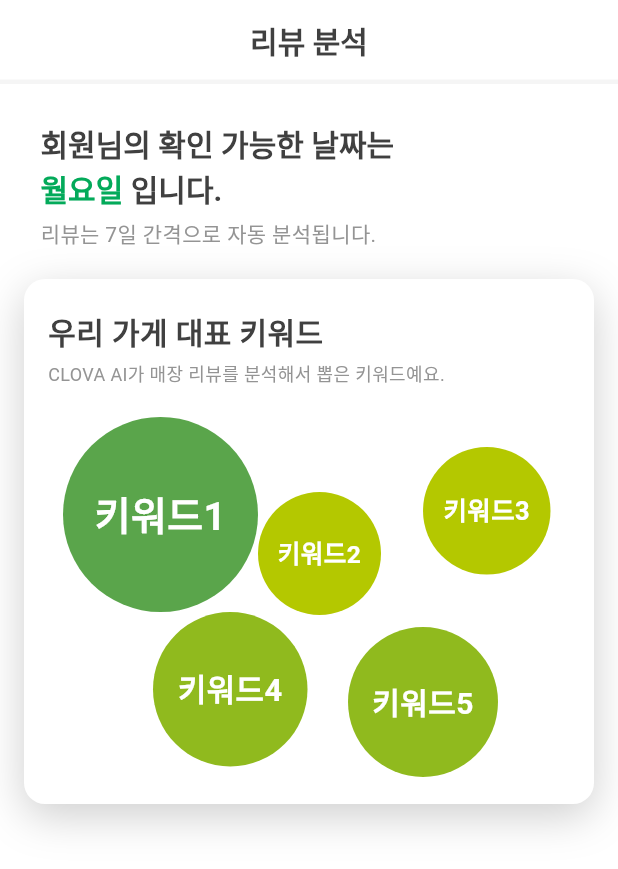
After one commit to NeighClova/Frontend, a Flutter app: the Review screen opened directly, on a phone screen of 412 x 824 dp. The commit adds this screen. Shown: the top 869 px of the screen. Run offline on Flutter 3.47's test engine with Material 3 defaults, Android fonts, the phone set to English and light mode, and no system bars; our stand-ins replace carousel_slider, fluttertoast, image_picker, smooth_page_indicator; Roboto replaces fonts that are missing (Pretendard); project files that could hold a hidden picture were left out.

Commit message:
feat: Add keyword (#9)

```diff
--- /dev/null
+++ b/lib/review.dart
@@ -0,0 +1,271 @@
+import 'package:flutter/material.dart';
+import 'package:flutter/widgets.dart';
+
+class Review extends StatefulWidget {
+	const Review({Key? key}) : super(key: key);
+
+  @override
+  State<Review> createState() => _ReviewState();
+}
+
+class _ReviewState extends State<Review> {
+  int daysNum = 0;
+  String day = '';
+  List<Map<String, dynamic>> keywords = [
+    {'keyword': '키워드1', 'ratio': 0.5},
+    {'keyword': '키워드2', 'ratio': 0.02},
+    {'keyword': '키워드3', 'ratio': 0.05},
+    {'keyword': '키워드4', 'ratio': 0.23},
+    {'keyword': '키워드5', 'ratio': 0.2},
+  ];
+  bool _visible = false;
+
+  @override
+  void initState() {
+    super.initState();
+    ////요일, 키워드, 피드백 세팅
+    switch(daysNum) {
+      case 0:
+        day = '월요일';
+        break;
+      case 1:
+        day = '화요일';
+        break;
+      case 2:
+        day = '수요일';
+        break;
+      case 3:
+        day = '목요일';
+        break;
+      case 4:
+        day = '금요일';
+        break;
+      case 5:
+        day = '토요일';
+        break;
+      case 6:
+        day = '일요일';
+        break;
+    }
+    Future.delayed(Duration(milliseconds: 100), () {
+      setState(() {
+        _visible = true;
+      });
+    });
+  }
+  @override
+	Widget build(BuildContext context) {
+		return Scaffold(
+      appBar: AppBar(
+        backgroundColor: Colors.white,
+        scrolledUnderElevation: 0,
+        elevation: 0,
+        shape: Border(
+          bottom: BorderSide(
+            color: Colors.grey.withOpacity(0.1),
+            width: 3,
+          ),
+        ),
+        title: Text('리뷰 분석',
+          style: TextStyle(
+            fontWeight: FontWeight.bold,
+            color: Color(0xff404040),
+            fontSize: 20,
+          )
+        ),
+        centerTitle: true,
+        automaticallyImplyLeading: false,
+      ),
+      body: SingleChildScrollView(
+        child: Padding(
+          padding: EdgeInsets.fromLTRB(16, 25, 16, 25),
+          child: Column(
+            mainAxisAlignment: MainAxisAlignment.start,
+            children: [
+              Align(
+                alignment: Alignment.topLeft,
+                child: Padding(
+                  padding: EdgeInsets.only(left: 11),
+                  child: RichText(
+                    text: TextSpan(
+                      text: '회원님의 확인 가능한 날짜는\n',
+                      style: TextStyle(
+                        fontSize: 20,
+                        fontWeight: FontWeight.bold,
+                        color: Color(0xff404040),
+                      ),
+                      children: <TextSpan>[
+                        TextSpan(
+                          text: day,
+                          style: TextStyle(
+                            fontSize: 20,
+                            fontWeight: FontWeight.bold,
+                            color: Color(0xff03AA5A),
+                          ),
+                        ),
+                        TextSpan(
+                          text: ' 입니다.',
+                          style: TextStyle(
+                            fontSize: 20,
+                            fontWeight: FontWeight.bold,
+                            color: Color(0xff404040),
+                          ),
+                        ),
+                      ]
+                    )
+                  ),
+                )
+              ),
+              Padding(padding: EdgeInsets.only(top: 4)),
+              Align(
+                alignment: Alignment.topLeft,
+                child: Padding(
+                  padding: EdgeInsets.only(left: 11),
+                  child: Text('리뷰는 7일 간격으로 자동 분석됩니다.',
+                    style: TextStyle(
+                      fontSize: 14,
+                      color: Color(0xff949494),
+                    ),
+                  ),
+                )
+              ),
+              Padding(padding: EdgeInsets.only(top: 20)),
+              Container(
+                width: double.infinity,
+                height: 350,
+                decoration: BoxDecoration(
+                  borderRadius: BorderRadius.circular(14),
+                  color: Colors.white,
+                  boxShadow: [
+                    BoxShadow(
+                      color: Colors.grey.withOpacity(0.5),
+                      blurRadius: 24,
+                      offset: Offset(0, 8),
+                    )
+                  ]
+                ),
+                child: Padding(
+                  padding: EdgeInsets.fromLTRB(16, 20, 16, 6),
+                  child: Column(
+                    mainAxisAlignment: MainAxisAlignment.start,
+                    children: [
+                      Align(
+                        alignment: Alignment.topLeft,
+                        child: Text('우리 가게 대표 키워드',
+                          style: TextStyle(
+                            fontSize: 20,
+                            fontWeight: FontWeight.bold,
+                            color: Color(0xff404040),
+                          ),
+                        ),
+                      ),
+                      Padding(padding: EdgeInsets.only(top: 4)),
+                      Align(
+                        alignment: Alignment.topLeft,
+                        child: Text('CLOVA AI가 매장 리뷰를 분석해서 뽑은 키워드예요.',
+                          style: TextStyle(
+                            fontSize: 12,
+                            color: Color(0xff949494),
+                          ),
+                        ),
+                      ),
+                      Expanded(
+                        child: Stack(
+                          children: keywords
+                              .asMap() // 변경된 부분: asMap 사용
+                              .map((index, keyword) => MapEntry(
+                                    index,
+                                    _buildKeywordBubble(
+                                      text: keyword['keyword'],
+                                      ratio: keyword['ratio'].toDouble(), // 변경된 부분: ratio를 double로 변환
+                                      position: _getPositionForKeyword(index),
+                                    ),
+                                  ))
+                              .values
+                              .toList(),
+                        ),
+                      ),
+                    ],
+                  ),
+                ),
+              )
+            ],
+          ),
+        ),
+      ),
+		);
+	}
+
+  //원 위치
+  Offset _getPositionForKeyword(int index) {
+    switch (index) {
+      case 0:
+        return Offset(10, 20);
+      case 1:
+        return Offset(140, 70);
+      case 2:
+        return Offset(250, 40);
+      case 3:
+        return Offset(70, 150);
+      case 4:
+        return Offset(200, 160);
+      default:
+        return Offset(0, 0);
+    }
+  }
+
+  Widget _buildKeywordBubble({required String text, required double ratio, required Offset position}) {
+    final size = 80.0 + 100.0 * ratio; // 크기를 비율에 따라 조정
+    return AnimatedPositioned(
+      duration: Duration(seconds: 1),
+      left: _visible ? position.dx : position.dx,
+      top: _visible ? position.dy : position.dy - 10,
+      child: AnimatedOpacity(
+        opacity: _visible ? 1.0 : 0.0,
+        duration: Duration(seconds: 1),
+        child: Container(
+          width: size.toDouble(),
+          height: size.toDouble(),
+          decoration: BoxDecoration(
+            shape: BoxShape.circle,
+            color: Color.fromARGB(255, 180 - (ratio * 10).toInt() * 18, 200 - (ratio * 10).toInt() * 7, 0 + (ratio * 10).toInt() * 15),
+          ),
+          child: Center(
+            child: Text(
+              text,
+              style: TextStyle(
+                color: Colors.white,
+                fontSize: size * 0.2,
+                fontWeight: FontWeight.bold,
+              ),
+              textAlign: TextAlign.center,
+            ),
+          ),
+        )
+      /*child: Positioned(
+        left: position.dx,
+        top: position.dy,
+        child: Container(
+          width: size,
+          height: size,
+          decoration: BoxDecoration(
+            shape: BoxShape.circle,
+            color: Color.fromARGB(255, 180 - (ratio * 10).toInt() * 18, 200 - (ratio * 10).toInt() * 7, 0 + (ratio * 10).toInt() * 15)/*.withOpacity(0.5 + ratio)*/,
+          ),
+          child: Center(
+            child: Text(
+              text,
+              style: TextStyle(
+                color: Colors.white,
+                fontSize: size * 0.2,
+                fontWeight: FontWeight.bold,
+              ),
+              textAlign: TextAlign.center,
+            ),
+          ),
+        ),
+      )*/
+      )
+    );
+  }
+}
--- a/lib/tabview.dart
+++ b/lib/tabview.dart
@@ -4,6 +4,7 @@ import 'package:flutter_neighclova/introduction.dart';
 import 'package:flutter_neighclova/main_page.dart';
 import 'package:flutter_neighclova/mypage.dart';
 import 'package:flutter_neighclova/news.dart';
+import 'package:flutter_neighclova/review.dart';
 
 class TabView extends StatefulWidget {
   const TabView({super.key});
@@ -68,7 +69,7 @@ class _TabViewState extends State<TabView> with TickerProviderStateMixin {
         controller: _tabController,
         children: const [
           MainPage(),
-          Center(child: Text('리뷰분석')),
+          Review(),
           Introduction(),
           NewsPage(),
           MyPage(),
```
